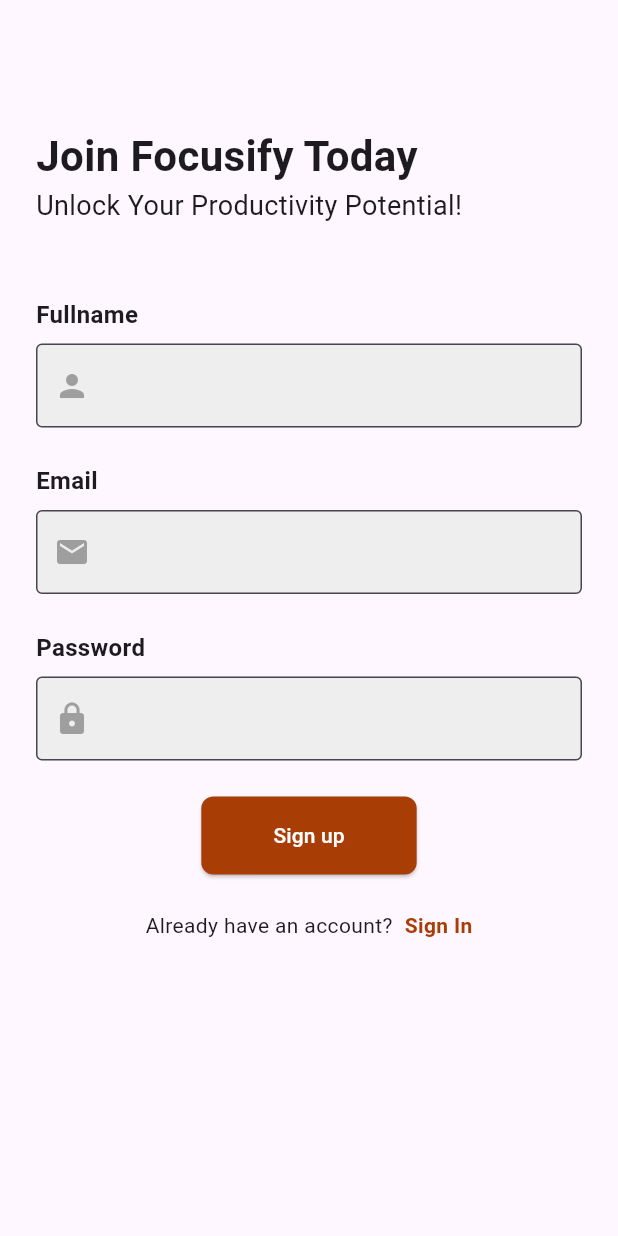
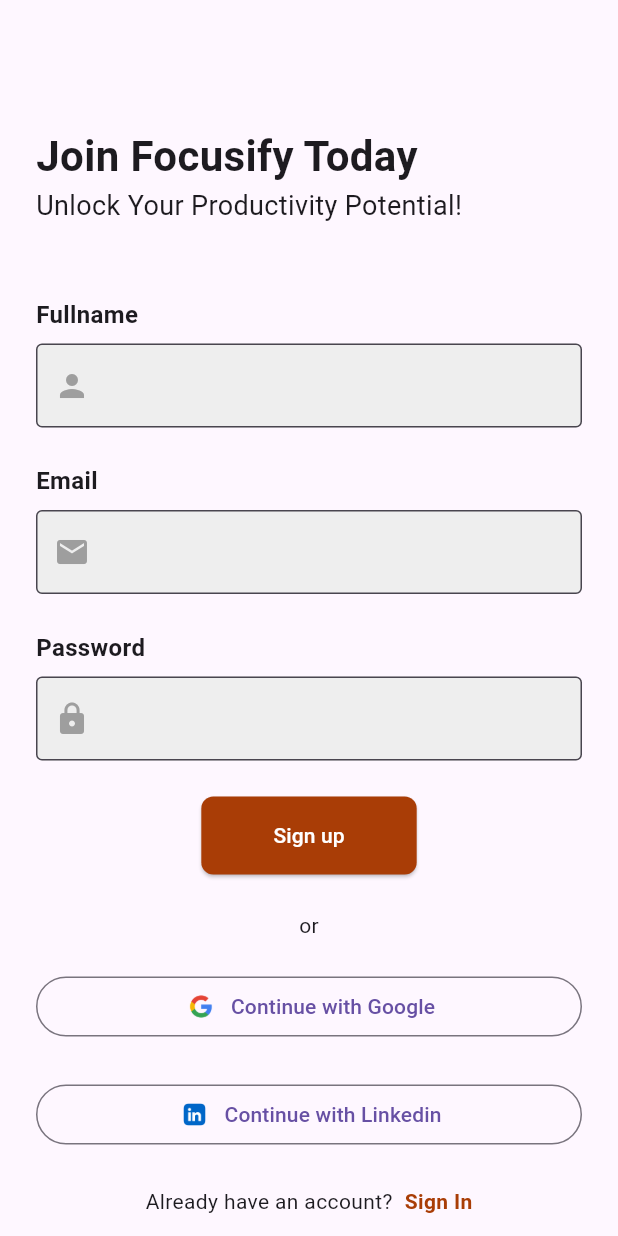
Before and after one commit to aiRecruit-Mvp/aiRecruit-Application, a Flutter app: the screen it shows after launch, on a phone screen of 412 x 824 dp. Run offline on Flutter 3.47's test engine with Material 3 defaults, Android fonts, the phone set to English and light mode, and no system bars; our stand-ins replace get; accounts and stored records are empty.

Commit message:
add buttons
connect with google and linkedin

```diff
--- a/lib/screens/signup_screen.dart
+++ b/lib/screens/signup_screen.dart
@@ -149,7 +149,45 @@
                     ),
                     SizedBox(height: 24),
                     Center(
-                      child: Row(
+
+                      child: Column(
+                      mainAxisAlignment: MainAxisAlignment.center,
+                      children: [
+                       Text("or"),
+                       SizedBox(height: 20),
+                       OutlinedButton(
+                       onPressed: () {},
+                       child: Row(
+                       mainAxisAlignment: MainAxisAlignment.center,
+                       children: [
+                       Image.asset(
+                         'images/google_icon.png',
+                         height: 24,
+                        ),
+                        SizedBox(width: 8),
+                        Text('Continue with Google'),
+                        ],
+                       ),
+                      ),
+
+                      SizedBox(height: 24),
+
+                       OutlinedButton(
+                       onPressed: () {},
+                       child: Row(
+                       mainAxisAlignment: MainAxisAlignment.center,
+                       children: [
+                       Image.asset(
+                         'images/linkedin-icon.png',
+                         height: 24,
+                        ),
+                        SizedBox(width: 8),
+                        Text('Continue with Linkedin'),
+                        ],
+                       ),
+                      ),
+                      SizedBox(height: 24),
+                         Row(
                         mainAxisAlignment: MainAxisAlignment.center,
                         children: [
                           Text('Already have an account?'),
@@ -166,6 +204,9 @@
                           ),
                         ],
                       ),
+                        ],
+                      )
+
                     ),
                   ],
                 ),
```
Also changed, not shown: images/google_icon.png (added), images/linkedin-icon.png (added).
